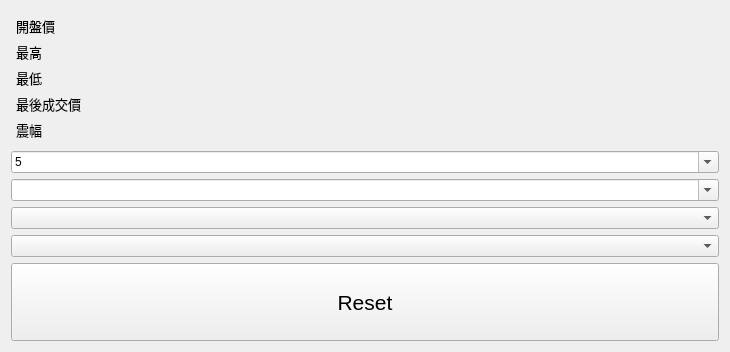
Shawn-lung/firstjob, file futuresWindowUi.ui: the form before one commit.
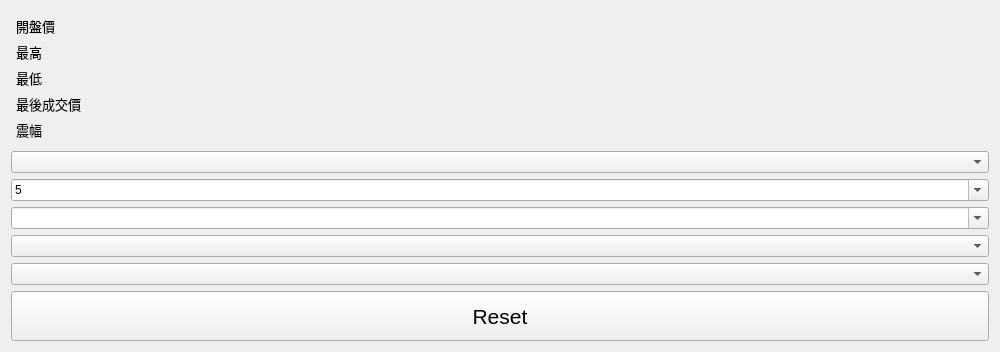
The form after the commit.

```diff
--- a/futuresWindowUi.ui
+++ b/futuresWindowUi.ui
@@ -9,7 +9,7 @@
    <rect>
     <x>0</x>
     <y>0</y>
-    <width>730</width>
+    <width>1000</width>
     <height>352</height>
    </rect>
   </property>
@@ -221,6 +221,9 @@
        </item>
       </layout>
      </item>
+     <item>
+      <widget class="QComboBox" name="intervalComboBox"/>
+     </item>
      <item>
       <widget class="QComboBox" name="periodComboBox">
        <property name="editable">
```
Left out of the diff: 2 changed lines with no effect on the pictures.
